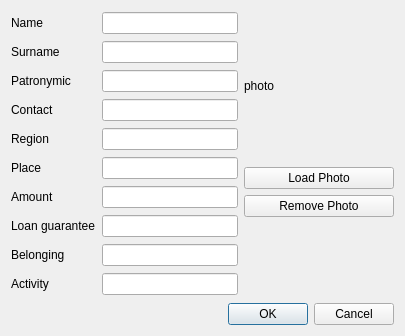
This is Src/AddRecordDlg.ui in gomons/Programm as Qt 5 draws it before an edit. The edited form follows.
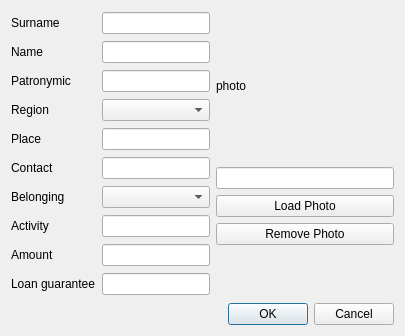
This is the edited form.

What changed in the file:
```diff
--- a/Src/AddRecordDlg.ui
+++ b/Src/AddRecordDlg.ui
@@ -18,8 +18,21 @@
     <layout class="QHBoxLayout" name="horizontalLayout_2">
      <item>
       <layout class="QGridLayout" name="gridLayout">
-       <item row="4" column="2">
-        <widget class="QLineEdit" name="regionEdit"/>
+       <item row="3" column="0">
+        <widget class="QLabel" name="patronymicLabel">
+         <property name="text">
+          <string>Patronymic</string>
+         </property>
+        </widget>
+       </item>
+       <item row="3" column="2">
+        <widget class="QLineEdit" name="patronymicEdit"/>
+       </item>
+       <item row="1" column="2">
+        <widget class="QLineEdit" name="nameEdit"/>
+       </item>
+       <item row="0" column="2">
+        <widget class="QLineEdit" name="surnameEdit"/>
        </item>
        <item row="4" column="0">
         <widget class="QLabel" name="regionLabel">
@@ -28,85 +41,52 @@
          </property>
         </widget>
        </item>
-       <item row="7" column="0">
+       <item row="10" column="0">
         <widget class="QLabel" name="loanGuaranteeLabel">
          <property name="text">
           <string>Loan guarantee</string>
          </property>
         </widget>
        </item>
-       <item row="3" column="2">
-        <widget class="QLineEdit" name="contactEdit"/>
-       </item>
-       <item row="3" column="0">
+       <item row="6" column="0">
         <widget class="QLabel" name="contactLabel">
          <property name="text">
           <string>Contact</string>
          </property>
         </widget>
        </item>
-       <item row="6" column="0">
-        <widget class="QLabel" name="amountLabel">
-         <property name="text">
-          <string>Amount</string>
-         </property>
-        </widget>
-       </item>
        <item row="6" column="2">
+        <widget class="QLineEdit" name="contactEdit"/>
+       </item>
+       <item row="9" column="2">
         <widget class="QLineEdit" name="amountEdit"/>
        </item>
-       <item row="8" column="0">
-        <widget class="QLabel" name="belongingLabel">
+       <item row="9" column="0">
+        <widget class="QLabel" name="amountLabel">
          <property name="text">
-          <string>Belonging</string>
+          <string>Amount</string>
          </property>
         </widget>
        </item>
-       <item row="7" column="2">
-        <widget class="QLineEdit" name="loanGuaranteeEdit"/>
-       </item>
-       <item row="8" column="2">
-        <widget class="QLineEdit" name="belongingEdit"/>
-       </item>
-       <item row="0" column="0">
+       <item row="1" column="0">
         <widget class="QLabel" name="nameLabel">
          <property name="text">
           <string>Name</string>
          </property>
         </widget>
        </item>
-       <item row="1" column="0">
+       <item row="0" column="0">
         <widget class="QLabel" name="surnameLabel">
          <property name="text">
           <string>Surname</string>
          </property>
         </widget>
        </item>
-       <item row="2" column="0">
-        <widget class="QLabel" name="patronymicLabel">
-         <property name="text">
-          <string>Patronymic</string>
-         </property>
-        </widget>
+       <item row="10" column="2">
+        <widget class="QLineEdit" name="loanGuaranteeEdit"/>
        </item>
-       <item row="0" column="2">
-        <widget class="QLineEdit" name="nameEdit"/>
-       </item>
-       <item row="1" column="2">
-        <widget class="QLineEdit" name="surnameEdit"/>
-       </item>
-       <item row="2" column="2">
-        <widget class="QLineEdit" name="patronymicEdit"/>
-       </item>
-       <item row="9" column="0">
-        <widget class="QLabel" name="activityLabel">
-         <property name="text">
-          <string>Activity</string>
-         </property>
-        </widget>
-       </item>
-       <item row="9" column="2">
-        <widget class="QLineEdit" name="activityEdit"/>
+       <item row="4" column="2">
+        <widget class="QComboBox" name="regionComboBox"/>
        </item>
        <item row="5" column="0">
         <widget class="QLabel" name="placeLabel">
@@ -118,6 +98,26 @@
        <item row="5" column="2">
         <widget class="QLineEdit" name="placeEdit"/>
        </item>
+       <item row="7" column="0">
+        <widget class="QLabel" name="belongingLabel">
+         <property name="text">
+          <string>Belonging</string>
+         </property>
+        </widget>
+       </item>
+       <item row="7" column="2">
+        <widget class="QComboBox" name="belonginComboBox"/>
+       </item>
+       <item row="8" column="0">
+        <widget class="QLabel" name="activityLabel">
+         <property name="text">
+          <string>Activity</string>
+         </property>
+        </widget>
+       </item>
+       <item row="8" column="2">
+        <widget class="QLineEdit" name="activityEdit"/>
+       </item>
       </layout>
      </item>
      <item>
@@ -147,6 +147,9 @@
          </property>
         </widget>
        </item>
+       <item>
+        <widget class="QLineEdit" name="photoEdit"/>
+       </item>
        <item>
         <widget class="QPushButton" name="loadPhotoButton">
          <property name="text">
```
Left out of the diff: 11 changed lines with no effect on the pictures.
